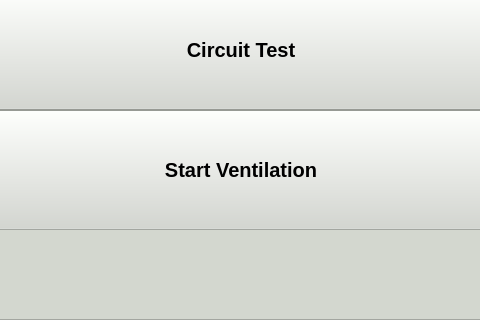
This is gui/mainwindow.ui in guescio/gui as Qt 5 draws it before an edit; both pictures show x 159 to 639 and y 160 to 480 of the 800 by 480 pixel window. The edited form follows.
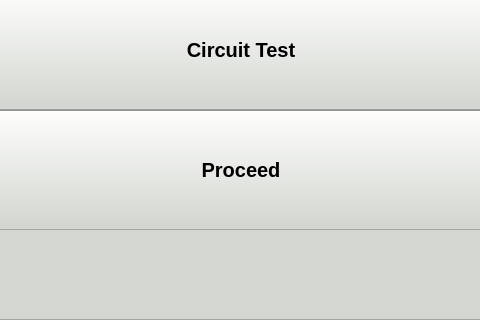
This is the edited form. The open tabs and pages were chosen to show the change. Custom widgets are drawn as their Qt base class.

Commit message: rename Start Ventilation -> Proceed

What changed in the file:
```diff
--- a/gui/mainwindow.ui
+++ b/gui/mainwindow.ui
@@ -697,7 +697,7 @@
            </font>
           </property>
           <property name="text">
-           <string>Start Ventilation</string>
+           <string>Proceed</string>
           </property>
          </widget>
         </item>
```
